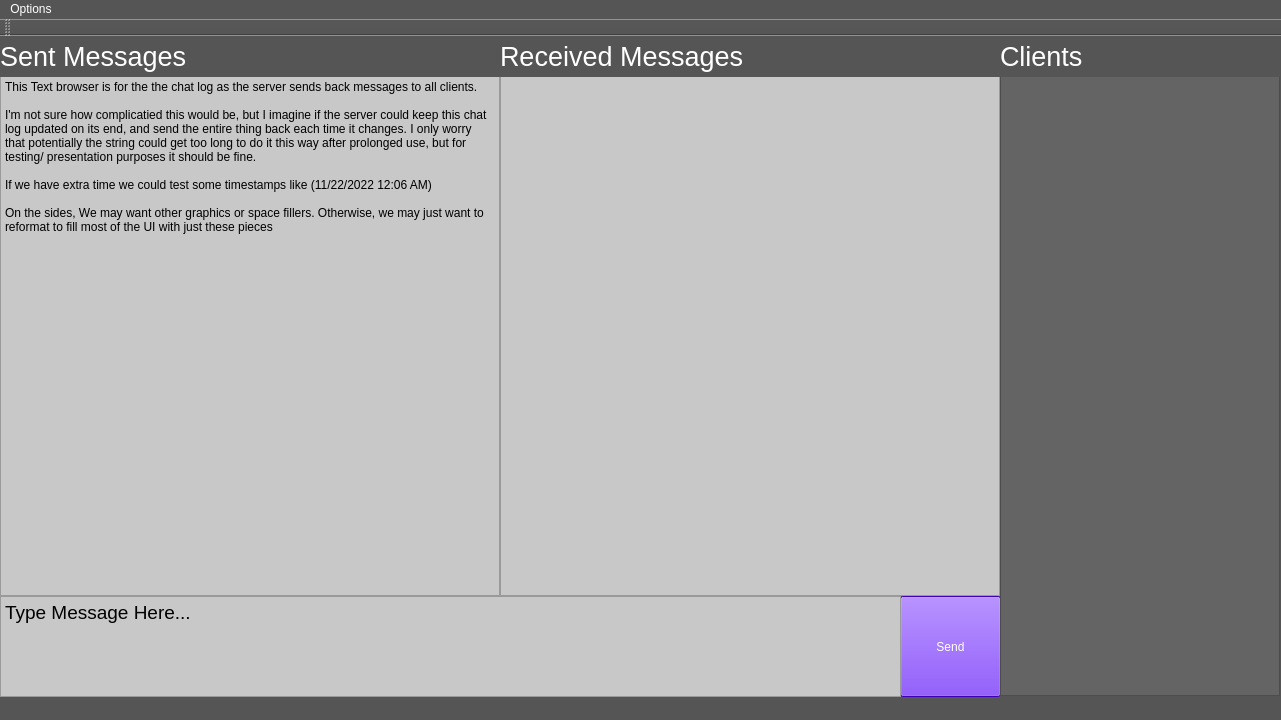
This is ChatProgramSolution/ChatProgramProject/ChatProgramProject.ui in BobbyDMullinsIII/OS-MainlineProject2 as Qt 5 draws it before an edit. The edited form follows.
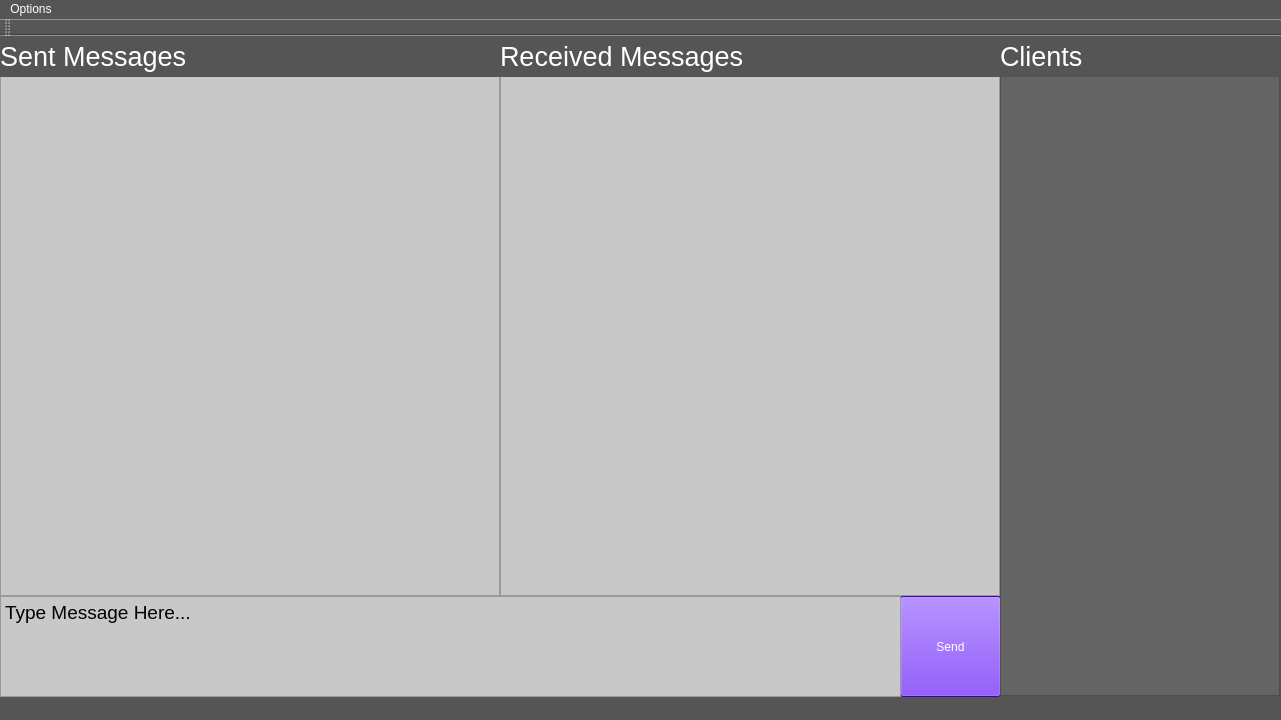
This is the edited form.

```diff
--- a/ChatProgramSolution/ChatProgramProject/ChatProgramProject.ui
+++ b/ChatProgramSolution/ChatProgramProject/ChatProgramProject.ui
@@ -120,13 +120,7 @@
 li.unchecked::marker { content: &quot;\2610&quot;; }
 li.checked::marker { content: &quot;\2612&quot;; }
 &lt;/style&gt;&lt;/head&gt;&lt;body style=&quot; font-family:'Segoe UI'; font-size:14pt; font-weight:400; font-style:normal;&quot;&gt;
-&lt;p style=&quot; margin-top:0px; margin-bottom:0px; margin-left:0px; margin-right:0px; -qt-block-indent:0; text-indent:0px;&quot;&gt;&lt;span style=&quot; font-size:9pt;&quot;&gt;This Text browser is for the the chat log as the server sends back messages to all clients.&lt;/span&gt;&lt;/p&gt;
-&lt;p style=&quot;-qt-paragraph-type:empty; margin-top:0px; margin-bottom:0px; margin-left:0px; margin-right:0px; -qt-block-indent:0; text-indent:0px; font-size:9pt;&quot;&gt;&lt;br /&gt;&lt;/p&gt;
-&lt;p style=&quot; margin-top:0px; margin-bottom:0px; margin-left:0px; margin-right:0px; -qt-block-indent:0; text-indent:0px;&quot;&gt;&lt;span style=&quot; font-size:9pt;&quot;&gt;I'm not sure how complicatied this would be, but I imagine if the server could keep this chat log updated on its end, and send the entire thing back each time it changes. I only worry that potentially the string could get too long to do it this way after prolonged use, but for testing/ presentation purposes it should be fine. &lt;/span&gt;&lt;/p&gt;
-&lt;p style=&quot;-qt-paragraph-type:empty; margin-top:0px; margin-bottom:0px; margin-left:0px; margin-right:0px; -qt-block-indent:0; text-indent:0px; font-size:9pt;&quot;&gt;&lt;br /&gt;&lt;/p&gt;
-&lt;p style=&quot; margin-top:0px; margin-bottom:0px; margin-left:0px; margin-right:0px; -qt-block-indent:0; text-indent:0px;&quot;&gt;&lt;span style=&quot; font-size:9pt;&quot;&gt;If we have extra time we could test some timestamps like (11/22/2022 12:06 AM)&lt;/span&gt;&lt;/p&gt;
-&lt;p style=&quot;-qt-paragraph-type:empty; margin-top:0px; margin-bottom:0px; margin-left:0px; margin-right:0px; -qt-block-indent:0; text-indent:0px; font-size:9pt;&quot;&gt;&lt;br /&gt;&lt;/p&gt;
-&lt;p style=&quot; margin-top:0px; margin-bottom:0px; margin-left:0px; margin-right:0px; -qt-block-indent:0; text-indent:0px;&quot;&gt;&lt;span style=&quot; font-size:9pt;&quot;&gt;On the sides, We may want other graphics or space fillers. Otherwise, we may just want to reformat to fill most of the UI with just these pieces&lt;/span&gt;&lt;/p&gt;&lt;/body&gt;&lt;/html&gt;</string>
+&lt;p style=&quot;-qt-paragraph-type:empty; margin-top:0px; margin-bottom:0px; margin-left:0px; margin-right:0px; -qt-block-indent:0; text-indent:0px;&quot;&gt;&lt;br /&gt;&lt;/p&gt;&lt;/body&gt;&lt;/html&gt;</string>
     </property>
    </widget>
    <widget class="QTextBrowser" name="incomingTextBrowser">
```
